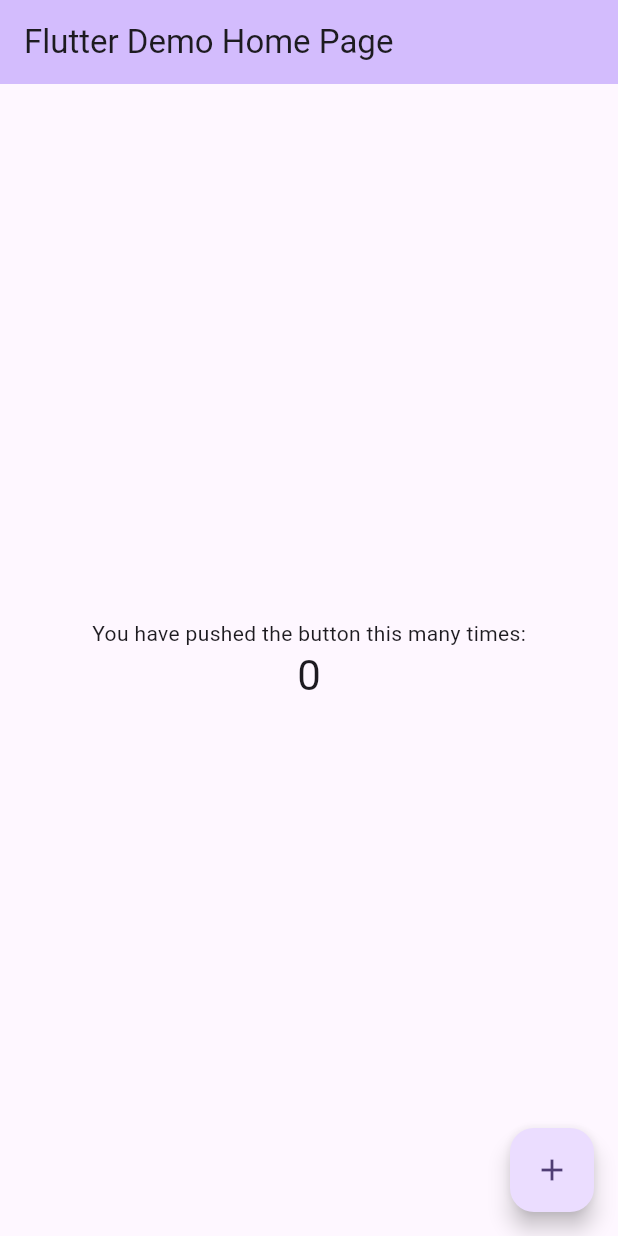
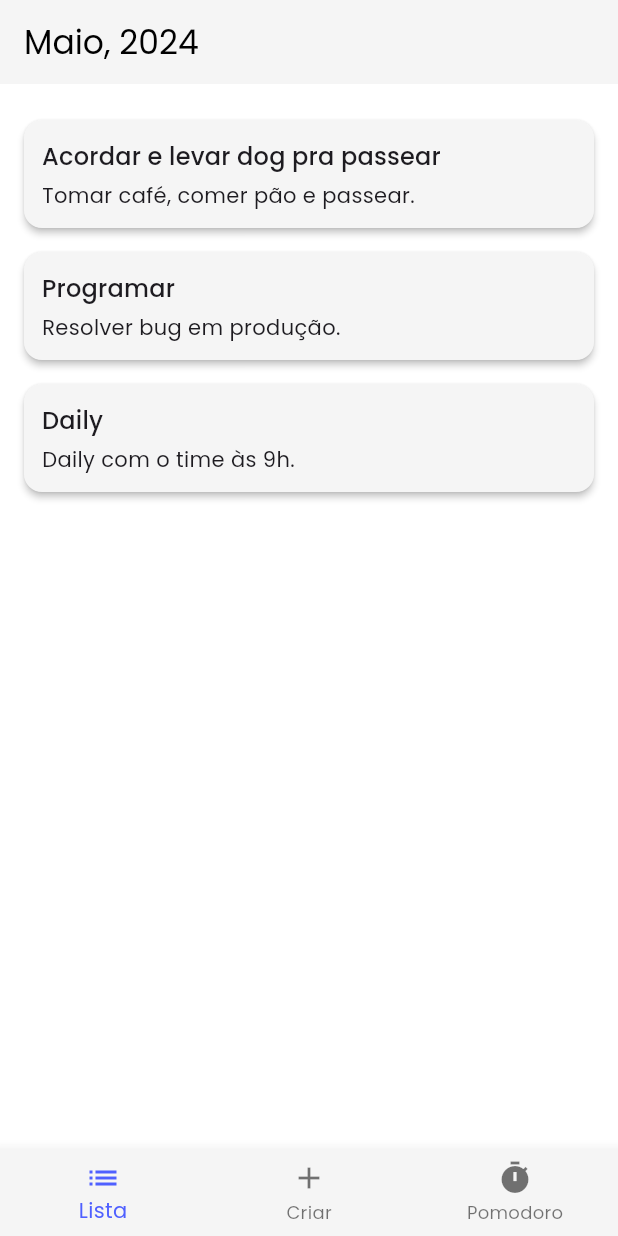
Before and after one commit to delcor027/TaskMaster, a Flutter app: the screen it shows after launch, on a phone screen of 412 x 824 dp. Run offline on Flutter 3.47's test engine with Material 3 defaults, Android fonts, the phone set to English and light mode, and no system bars; our stand-ins replace flutter_svg, google_fonts.

Commit message:
feat: subindo esqueleto das páginas e já finalizando a primeira versão da página de pomodoro

```diff
--- a/lib/core/theme/app_theme.dart
+++ b/lib/core/theme/app_theme.dart
@@ -0,0 +1,33 @@
+import 'package:flutter/material.dart';
+import 'package:google_fonts/google_fonts.dart';
+
+class AppColors {
+  static const primary = Color(0xFF4F60FF);
+  static const primaryHover = Color(0xFF3D4CEE);
+  static const backgroundLight = Color(0xFFFFFFFF);
+  static const surfaceLight = Color(0xFFF5F5F5);
+  static const error = Color(0xFFE4574F);
+  static const warning = Color(0xFFFF845F);
+  static const accent = Color(0xFF19C37D);
+  static const surfaceDark = Color(0xFF1C1C1C);
+  static const black100 = Color(0xFF111111);
+  static const backgroundDark = Color(0xFF121212);
+  static const gray70 = Color(0xFF666666);
+  static const gray20 = Color(0xFFC8C8C8);
+}
+
+class AppTheme {
+  static ThemeData get lightTheme {
+    return ThemeData(
+      scaffoldBackgroundColor: AppColors.backgroundLight,
+      colorScheme: ColorScheme.light(
+        primary: AppColors.primary,
+        secondary: AppColors.accent,
+        error: AppColors.error,
+        surface: AppColors.surfaceLight,
+      ),
+       textTheme: GoogleFonts.poppinsTextTheme(),
+      useMaterial3: true,
+    );
+  }
+}
--- a/lib/main.dart
+++ b/lib/main.dart
@@ -1,122 +1,40 @@
 import 'package:flutter/material.dart';
+import 'core/theme/app_theme.dart';
+import 'pages/home_page.dart';
+import 'pages/create_task_page.dart';
+import 'pages/focus_mode_page.dart';
+import 'widgets/custom_bottom_navbar.dart';
 
-void main() {
-  runApp(const MyApp());
+void main() => runApp(const TaskMasterApp());
+
+class TaskMasterApp extends StatefulWidget {
+  const TaskMasterApp({super.key});
+
+  @override
+  State<TaskMasterApp> createState() => _TaskMasterAppState();
 }
 
-class MyApp extends StatelessWidget {
-  const MyApp({super.key});
+class _TaskMasterAppState extends State<TaskMasterApp> {
+  int _currentIndex = 0;
 
-  // This widget is the root of your application.
+  final List<Widget> _pages = const [
+    HomePage(),
+    CreateTaskPage(),
+    FocusModePage(),
+  ];
+
   @override
   Widget build(BuildContext context) {
     return MaterialApp(
-      title: 'Flutter Demo',
-      theme: ThemeData(
-        // This is the theme of your application.
-        //
-        // TRY THIS: Try running your application with "flutter run". You'll see
-        // the application has a purple toolbar. Then, without quitting the app,
-        // try changing the seedColor in the colorScheme below to Colors.green
-        // and then invoke "hot reload" (save your changes or press the "hot
-        // reload" button in a Flutter-supported IDE, or press "r" if you used
-        // the command line to start the app).
-        //
-        // Notice that the counter didn't reset back to zero; the application
-        // state is not lost during the reload. To reset the state, use hot
-        // restart instead.
-        //
-        // This works for code too, not just values: Most code changes can be
-        // tested with just a hot reload.
-        colorScheme: ColorScheme.fromSeed(seedColor: Colors.deepPurple),
+      debugShowCheckedModeBanner: false,
+      theme: AppTheme.lightTheme,
+      home: Scaffold(
+        body: _pages[_currentIndex],
+        bottomNavigationBar: CustomBottomNavbar(
+          currentIndex: _currentIndex,
+          onTap: (index) => setState(() => _currentIndex = index),
+        ),
       ),
-      home: const MyHomePage(title: 'Flutter Demo Home Page'),
     );
   }
 }
-
-class MyHomePage extends StatefulWidget {
-  const MyHomePage({super.key, required this.title});
-
-  // This widget is the home page of your application. It is stateful, meaning
-  // that it has a State object (defined below) that contains fields that affect
-  // how it looks.
-
-  // This class is the configuration for the state. It holds the values (in this
-  // case the title) provided by the parent (in this case the App widget) and
-  // used by the build method of the State. Fields in a Widget subclass are
-  // always marked "final".
-
-  final String title;
-
-  @override
-  State<MyHomePage> createState() => _MyHomePageState();
-}
-
-class _MyHomePageState extends State<MyHomePage> {
-  int _counter = 0;
-
-  void _incrementCounter() {
-    setState(() {
-      // This call to setState tells the Flutter framework that something has
-      // changed in this State, which causes it to rerun the build method below
-      // so that the display can reflect the updated values. If we changed
-      // _counter without calling setState(), then the build method would not be
-      // called again, and so nothing would appear to happen.
-      _counter++;
-    });
-  }
-
-  @override
-  Widget build(BuildContext context) {
-    // This method is rerun every time setState is called, for instance as done
-    // by the _incrementCounter method above.
-    //
-    // The Flutter framework has been optimized to make rerunning build methods
-    // fast, so that you can just rebuild anything that needs updating rather
-    // than having to individually change instances of widgets.
-    return Scaffold(
-      appBar: AppBar(
-        // TRY THIS: Try changing the color here to a specific color (to
-        // Colors.amber, perhaps?) and trigger a hot reload to see the AppBar
-        // change color while the other colors stay the same.
-        backgroundColor: Theme.of(context).colorScheme.inversePrimary,
-        // Here we take the value from the MyHomePage object that was created by
-        // the App.build method, and use it to set our appbar title.
-        title: Text(widget.title),
-      ),
-      body: Center(
-        // Center is a layout widget. It takes a single child and positions it
-        // in the middle of the parent.
-        child: Column(
-          // Column is also a layout widget. It takes a list of children and
-          // arranges them vertically. By default, it sizes itself to fit its
-          // children horizontally, and tries to be as tall as its parent.
-          //
-          // Column has various properties to control how it sizes itself and
-          // how it positions its children. Here we use mainAxisAlignment to
-          // center the children vertically; the main axis here is the vertical
-          // axis because Columns are vertical (the cross axis would be
-          // horizontal).
-          //
-          // TRY THIS: Invoke "debug painting" (choose the "Toggle Debug Paint"
-          // action in the IDE, or press "p" in the console), to see the
-          // wireframe for each widget.
-          mainAxisAlignment: MainAxisAlignment.center,
-          children: <Widget>[
-            const Text('You have pushed the button this many times:'),
-            Text(
-              '$_counter',
-              style: Theme.of(context).textTheme.headlineMedium,
-            ),
-          ],
-        ),
-      ),
-      floatingActionButton: FloatingActionButton(
-        onPressed: _incrementCounter,
-        tooltip: 'Increment',
-        child: const Icon(Icons.add),
-      ), // This trailing comma makes auto-formatting nicer for build methods.
-    );
-  }
-}
--- a/lib/pages/home_page.dart
+++ b/lib/pages/home_page.dart
@@ -0,0 +1,23 @@
+import 'package:flutter/material.dart';
+import '../widgets/task_card.dart';
+
+class HomePage extends StatelessWidget {
+  const HomePage({super.key});
+
+  @override
+  Widget build(BuildContext context) {
+    return Scaffold(
+      appBar: AppBar(title: const Text("Maio, 2024")),
+      body: Padding(
+        padding: const EdgeInsets.all(16),
+        child: ListView(
+          children: const [
+            TaskCard(title: "Acordar e levar dog pra passear", description: "Tomar café, comer pão e passear."),
+            TaskCard(title: "Programar", description: "Resolver bug em produção."),
+            TaskCard(title: "Daily", description: "Daily com o time às 9h."),
+          ],
+        ),
+      ),
+    );
+  }
+}
--- a/lib/widgets/custom_bottom_navbar.dart
+++ b/lib/widgets/custom_bottom_navbar.dart
@@ -0,0 +1,22 @@
+import 'package:flutter/material.dart';
+
+class CustomBottomNavbar extends StatelessWidget {
+  final int currentIndex;
+  final Function(int) onTap;
+
+  const CustomBottomNavbar({required this.currentIndex, required this.onTap, super.key});
+
+  @override
+  Widget build(BuildContext context) {
+    return BottomNavigationBar(
+      currentIndex: currentIndex,
+      onTap: onTap,
+      selectedItemColor: Theme.of(context).primaryColor,
+      items: const [
+        BottomNavigationBarItem(icon: Icon(Icons.list), label: 'Lista'),
+        BottomNavigationBarItem(icon: Icon(Icons.add), label: 'Criar'),
+        BottomNavigationBarItem(icon: Icon(Icons.timer), label: 'Pomodoro'),
+      ],
+    );
+  }
+}
--- a/lib/widgets/task_card.dart
+++ b/lib/widgets/task_card.dart
@@ -0,0 +1,31 @@
+import 'package:flutter/material.dart';
+
+class TaskCard extends StatelessWidget {
+  final String title;
+  final String description;
+
+  const TaskCard({
+    required this.title,
+    required this.description,
+    super.key,
+  });
+
+  @override
+  Widget build(BuildContext context) {
+    return Card(
+      margin: const EdgeInsets.symmetric(vertical: 8),
+      elevation: 2,
+      child: Padding(
+        padding: const EdgeInsets.all(12),
+        child: Column(
+          crossAxisAlignment: CrossAxisAlignment.start,
+          children: [
+            Text(title, style: Theme.of(context).textTheme.titleMedium),
+            const SizedBox(height: 4),
+            Text(description),
+          ],
+        ),
+      ),
+    );
+  }
+}
```
Also changed, not shown: lib/models/task_model.dart (added, +15 -0 lines), lib/pages/create_task_page.dart (+24 -0 lines), lib/pages/focus_mode_page.dart (+126 -0 lines), pubspec.yaml (+8 -72 lines), assets/icons/Vector.svg (added), pubspec.lock, 2 other files.
